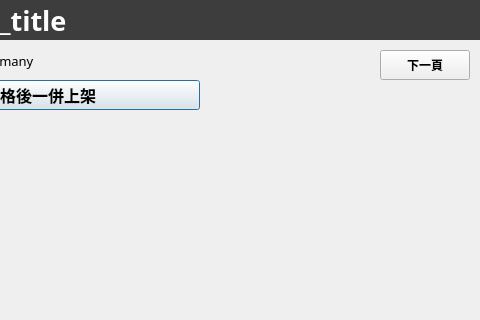
First picture: the form in ui/addgoods_window.ui, repository freefrit/AOOP_DogeShop, before the edit; both pictures show x 480 to 960 and y 0 to 320 of the 960 by 700 pixel window.
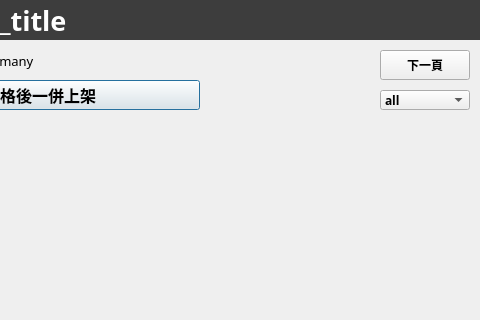
Second picture: the form after the edit.

Commit message: add sort function for add goods window

The edit to the form file:
```diff
--- a/ui/addgoods_window.ui
+++ b/ui/addgoods_window.ui
@@ -157,6 +157,46 @@
     <bool>false</bool>
    </property>
   </widget>
+  <widget class="QComboBox" name="sort_box">
+   <property name="geometry">
+    <rect>
+     <x>860</x>
+     <y>90</y>
+     <width>90</width>
+     <height>20</height>
+    </rect>
+   </property>
+   <property name="font">
+    <font>
+     <family>Agency FB</family>
+     <weight>75</weight>
+     <bold>true</bold>
+    </font>
+   </property>
+   <property name="layoutDirection">
+    <enum>Qt::LeftToRight</enum>
+   </property>
+   <item>
+    <property name="text">
+     <string>all</string>
+    </property>
+   </item>
+   <item>
+    <property name="text">
+     <string>monster</string>
+    </property>
+   </item>
+   <item>
+    <property name="text">
+     <string>magic</string>
+    </property>
+   </item>
+   <item>
+    <property name="text">
+     <string>trap</string>
+    </property>
+   </item>
+  </widget>
  </widget>
  <resources/>
  <connections/>
```
The commit also changes 6 other files.
